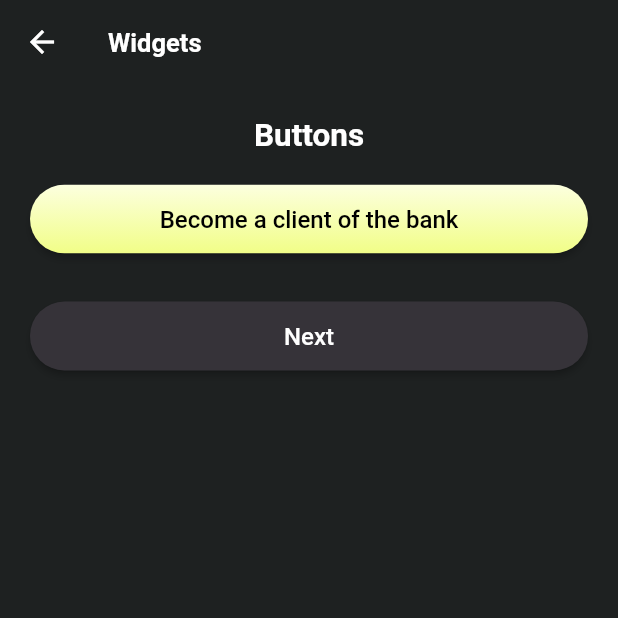
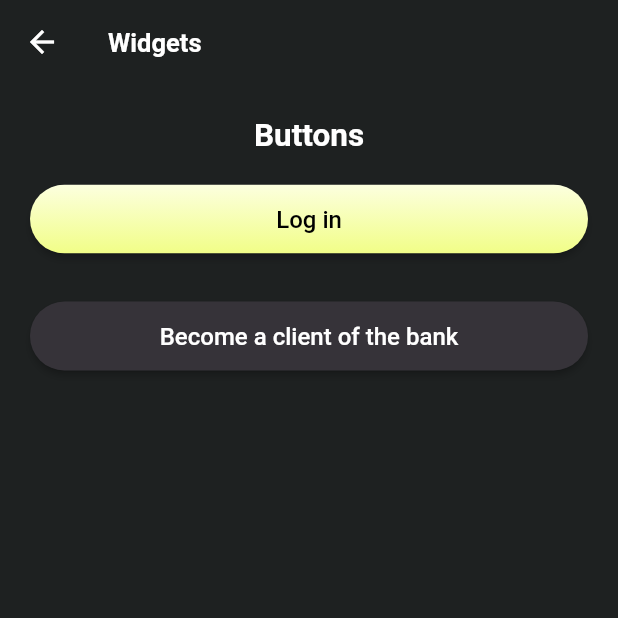
Before and after one commit to kamskr/lou_bank, a Flutter app: the WidgetsScreen screen opened directly, on a phone screen of 412 x 824 dp, the top half of it. Run offline on Flutter 3.47's test engine with Material 2 defaults, Android fonts, the phone set to English and light mode, and no system bars; our stand-ins replace bloc, flutter_bloc; generated files the repository leaves out were written again.

Commit message:
refactor: change button texts

```diff
--- a/packages/lou_bank_ui/lou_bank_gallery/lib/screens/widgets_screen.dart
+++ b/packages/lou_bank_ui/lou_bank_gallery/lib/screens/widgets_screen.dart
@@ -26,12 +26,12 @@ class WidgetsScreen extends StatelessWidget {
               child: Column(
                 children: <Widget>[
                   LouGradientButton(
-                    text: 'Become a client of the bank',
+                    text: 'Log in',
                     onPressed: () => {},
                   ),
                   const SizedBox(height: 30),
                   LouButton(
-                    text: 'Next',
+                    text: 'Become a client of the bank',
                     onPressed: () => {},
                   ),
                 ],
```
